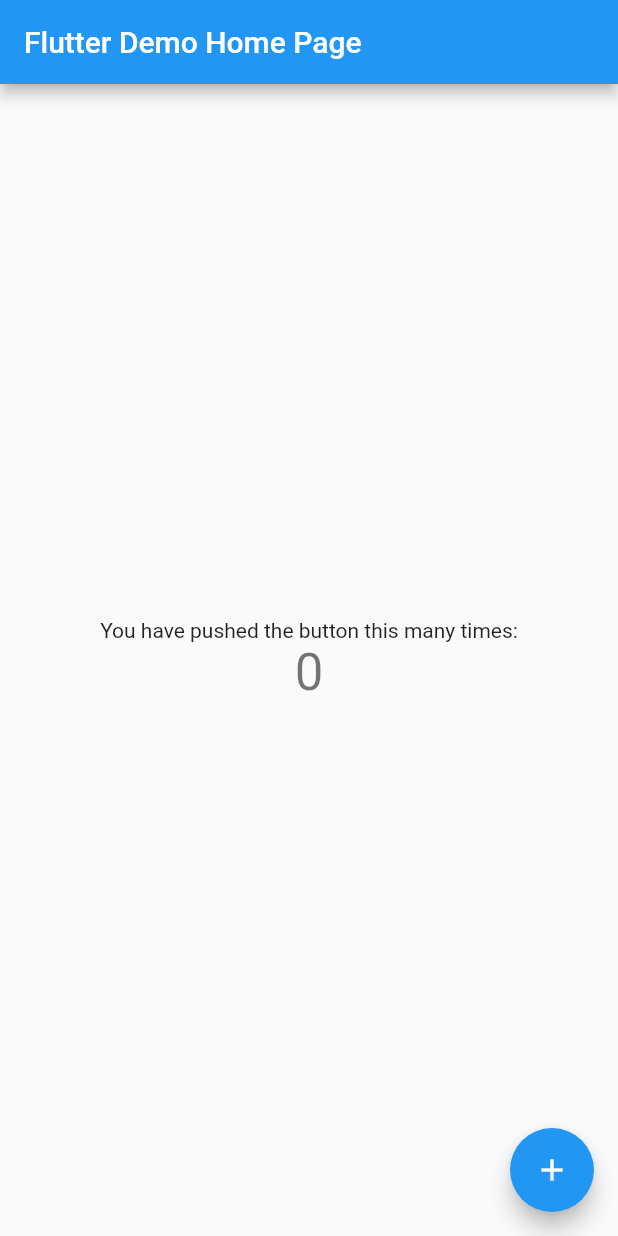
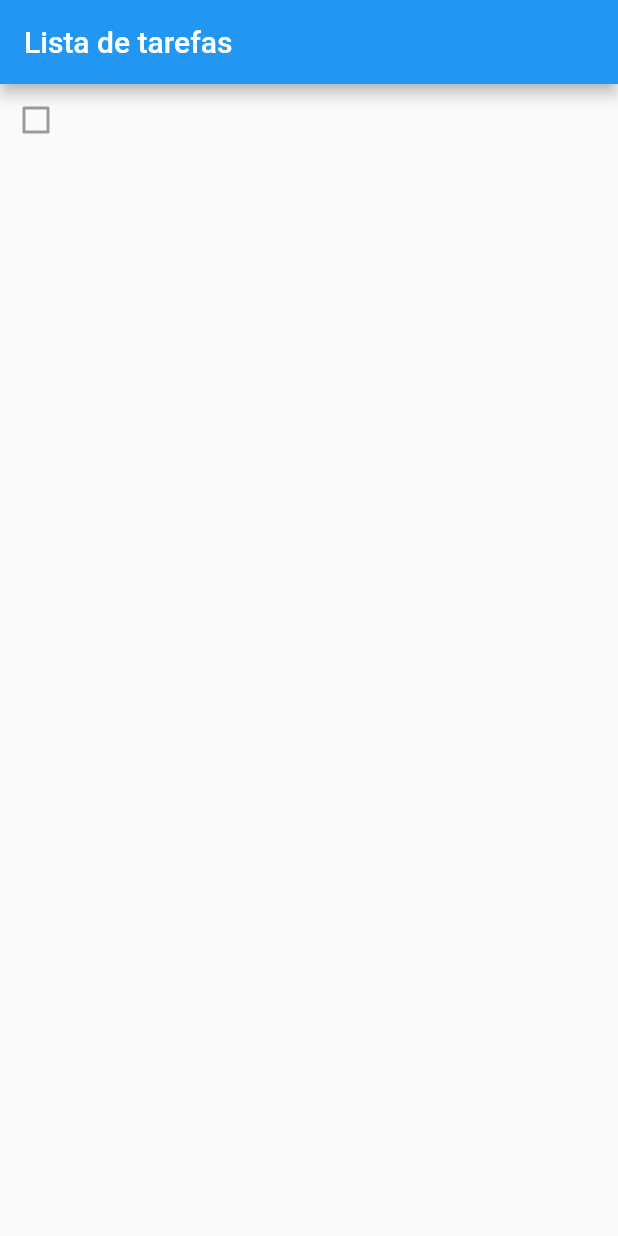
Before and after one commit to gaspecian/to_do_app_flutter, a Flutter app: the screen it shows after launch, on a phone screen of 412 x 824 dp. Run offline on Flutter 3.47's test engine with Material 2 defaults, Android fonts, the phone set to English and light mode, and no system bars.

```diff
--- /dev/null
+++ b/lib/ListPage/list.page.dart
@@ -0,0 +1,14 @@
+import 'package:flutter/material.dart';
+
+class ListPage extends StatelessWidget {
+  const ListPage({Key? key}) : super(key: key);
+
+  @override
+  Widget build(BuildContext context) {
+    return Scaffold(
+        appBar: AppBar(
+          title: const Text("Lista de tarefas"),
+        ),
+        body: const Checkbox(value: false, onChanged: null));
+  }
+}
--- a/lib/main.dart
+++ b/lib/main.dart
@@ -1,4 +1,5 @@
 import 'package:flutter/material.dart';
+import 'ListPage/list.page.dart';
 
 void main() {
   runApp(const MyApp());
@@ -7,109 +8,10 @@ void main() {
 class MyApp extends StatelessWidget {
   const MyApp({Key? key}) : super(key: key);
 
-  // This widget is the root of your application.
   @override
   Widget build(BuildContext context) {
-    return MaterialApp(
-      title: 'Flutter Demo',
-      theme: ThemeData(
-        // This is the theme of your application.
-        //
-        // Try running your application with "flutter run". You'll see the
-        // application has a blue toolbar. Then, without quitting the app, try
-        // changing the primarySwatch below to Colors.green and then invoke
-        // "hot reload" (press "r" in the console where you ran "flutter run",
-        // or simply save your changes to "hot reload" in a Flutter IDE).
-        // Notice that the counter didn't reset back to zero; the application
-        // is not restarted.
-        primarySwatch: Colors.blue,
-      ),
-      home: const MyHomePage(title: 'Flutter Demo Home Page'),
+    return const MaterialApp(
+      home: ListPage(),
     );
   }
 }
-
-class MyHomePage extends StatefulWidget {
-  const MyHomePage({Key? key, required this.title}) : super(key: key);
-
-  // This widget is the home page of your application. It is stateful, meaning
-  // that it has a State object (defined below) that contains fields that affect
-  // how it looks.
-
-  // This class is the configuration for the state. It holds the values (in this
-  // case the title) provided by the parent (in this case the App widget) and
-  // used by the build method of the State. Fields in a Widget subclass are
-  // always marked "final".
-
-  final String title;
-
-  @override
-  State<MyHomePage> createState() => _MyHomePageState();
-}
-
-class _MyHomePageState extends State<MyHomePage> {
-  int _counter = 0;
-
-  void _incrementCounter() {
-    setState(() {
-      // This call to setState tells the Flutter framework that something has
-      // changed in this State, which causes it to rerun the build method below
-      // so that the display can reflect the updated values. If we changed
-      // _counter without calling setState(), then the build method would not be
-      // called again, and so nothing would appear to happen.
-      _counter++;
-    });
-  }
-
-  @override
-  Widget build(BuildContext context) {
-    // This method is rerun every time setState is called, for instance as done
-    // by the _incrementCounter method above.
-    //
-    // The Flutter framework has been optimized to make rerunning build methods
-    // fast, so that you can just rebuild anything that needs updating rather
-    // than having to individually change instances of widgets.
-    return Scaffold(
-      appBar: AppBar(
-        // Here we take the value from the MyHomePage object that was created by
-        // the App.build method, and use it to set our appbar title.
-        title: Text(widget.title),
-      ),
-      body: Center(
-        // Center is a layout widget. It takes a single child and positions it
-        // in the middle of the parent.
-        child: Column(
-          // Column is also a layout widget. It takes a list of children and
-          // arranges them vertically. By default, it sizes itself to fit its
-          // children horizontally, and tries to be as tall as its parent.
-          //
-          // Invoke "debug painting" (press "p" in the console, choose the
-          // "Toggle Debug Paint" action from the Flutter Inspector in Android
-          // Studio, or the "Toggle Debug Paint" command in Visual Studio Code)
-          // to see the wireframe for each widget.
-          //
-          // Column has various properties to control how it sizes itself and
-          // how it positions its children. Here we use mainAxisAlignment to
-          // center the children vertically; the main axis here is the vertical
-          // axis because Columns are vertical (the cross axis would be
-          // horizontal).
-          mainAxisAlignment: MainAxisAlignment.center,
-          children: <Widget>[
-            const Text(
-              'You have pushed the button this many times:',
-            ),
-            Text(
-              '$_counter',
-              style: Theme.of(context).textTheme.headline4,
-            ),
-          ],
-        ),
-      ),
-      floatingActionButton: FloatingActionButton(
-        onPressed: _incrementCounter,
-        tooltip: 'Increment',
-        child: const Icon(Icons.add),
-      ), // This trailing comma makes auto-formatting nicer for build methods.
-    );
-  }
-}
```
